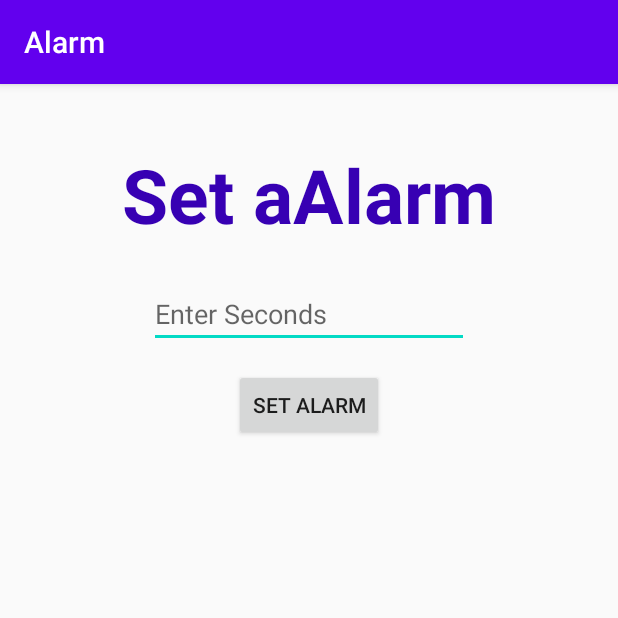
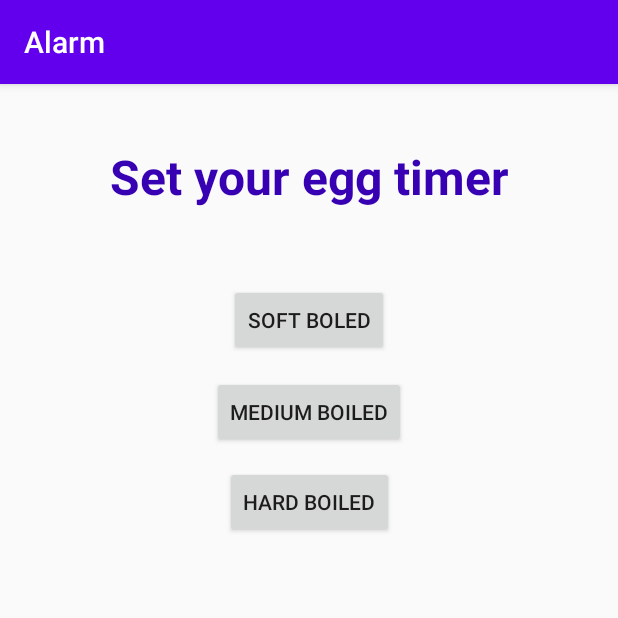
Before and after one commit to AtanFili/Alarm, an Android app: the screen it shows after launch (MainActivity), on a phone screen of 412 x 824 dp, the top half of it. Run offline under Robolectric (Android 15) with nearby library versions, the phone set to English and light mode, and no system bars.

Commit message:
second commit

```diff
--- a/app/src/main/res/layout/activity_alarm_on.xml
+++ b/app/src/main/res/layout/activity_alarm_on.xml
@@ -11,9 +11,9 @@
         android:layout_width="wrap_content"
         android:layout_height="wrap_content"
         android:layout_marginTop="47dp"
-        android:text="Alarm On"
+        android:text="Your egg is now done "
         android:textColor="@color/design_default_color_primary_dark"
-        android:textSize="40dp"
+        android:textSize="32dp"
         android:textStyle="bold"
         app:layout_constraintEnd_toEndOf="parent"
         app:layout_constraintStart_toStartOf="parent"
--- a/app/src/main/res/layout/activity_main.xml
+++ b/app/src/main/res/layout/activity_main.xml
@@ -7,39 +7,46 @@
     tools:context=".MainActivity">
 
     <TextView
-        android:layout_marginTop="40dp"
         android:id="@+id/textView"
         android:layout_width="wrap_content"
         android:layout_height="wrap_content"
-        android:text="Set aAlarm"
+        android:layout_marginTop="40dp"
+        android:text="Set your egg timer"
+        android:textColor="@color/colorPrimaryDark"
+        android:textSize="32dp"
+        android:textStyle="bold"
         app:layout_constraintEnd_toEndOf="parent"
         app:layout_constraintStart_toStartOf="parent"
-        app:layout_constraintTop_toTopOf="parent"
-        android:textStyle="bold"
-        android:textColor="@color/colorPrimaryDark"
-        android:textSize="50dp"
-        />
+        app:layout_constraintTop_toTopOf="parent" />
 
-    <EditText
-        android:id="@+id/editText"
-        android:layout_width="wrap_content"
-        android:layout_height="wrap_content"
-        android:layout_marginTop="23dp"
-        android:ems="10"
-        android:hint="Enter Seconds"
-        android:inputType="number"
-        app:layout_constraintEnd_toEndOf="parent"
-        app:layout_constraintStart_toStartOf="parent"
-        app:layout_constraintTop_toBottomOf="@id/textView"
-        />
 
     <Button
         android:id="@+id/button"
         android:layout_width="wrap_content"
         android:layout_height="wrap_content"
-        android:layout_marginTop="14dp"
-        android:text="Set Alarm"
+        android:layout_marginTop="50dp"
+        android:text="Soft Boled"
         app:layout_constraintEnd_toEndOf="parent"
         app:layout_constraintStart_toStartOf="parent"
-       app:layout_constraintTop_toBottomOf="@id/editText" />
+        app:layout_constraintTop_toBottomOf="@+id/textView" />
+
+    <Button
+        android:id="@+id/button3"
+        android:layout_width="wrap_content"
+        android:layout_height="wrap_content"
+        android:layout_marginTop="13dp"
+        android:text="Medium boiled"
+        app:layout_constraintEnd_toEndOf="parent"
+        app:layout_constraintStart_toStartOf="parent"
+        app:layout_constraintTop_toBottomOf="@+id/button" />
+
+    <Button
+        android:id="@+id/button4"
+        android:layout_width="wrap_content"
+        android:layout_height="wrap_content"
+        android:layout_marginTop="12dp"
+        android:text="Hard Boiled"
+        app:layout_constraintEnd_toEndOf="parent"
+        app:layout_constraintStart_toStartOf="parent"
+        app:layout_constraintTop_toBottomOf="@+id/button3" />
 </androidx.constraintlayout.widget.ConstraintLayout>
```
Also changed, not shown: app/src/main/java/com/gsixacademy/android/alarm/MainActivity.kt (+29 -3 lines).
